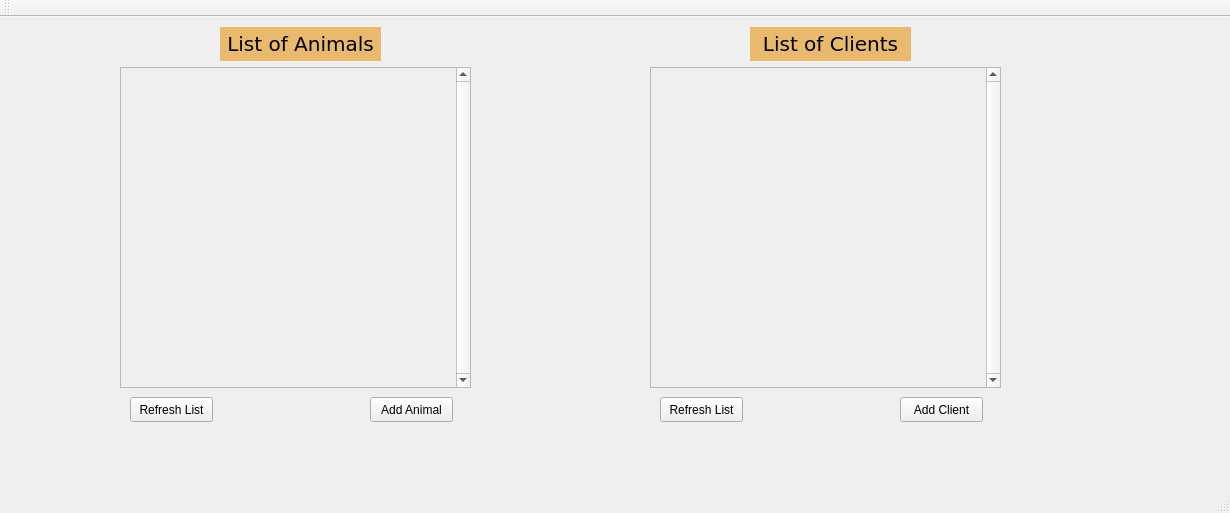
First picture: the form in mainwindow.ui, repository DevonHope/Animal-Shelter-Registry-System, before the edit.
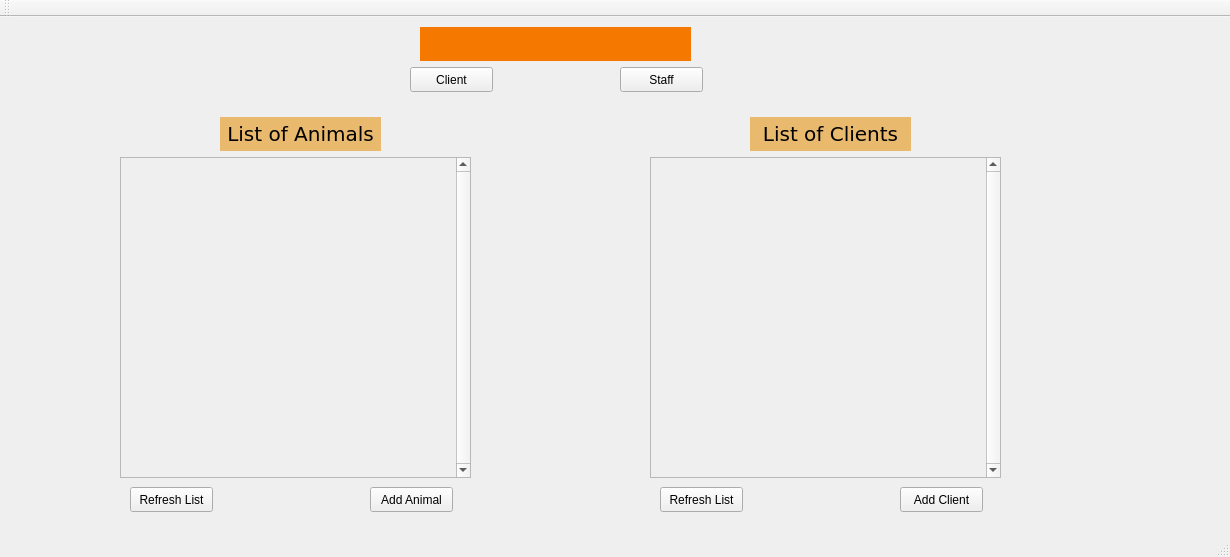
Second picture: the form after the edit.

Commit message: Implemented login feature for being a client or a staff member

What changed in the file:
```diff
--- a/mainwindow.ui
+++ b/mainwindow.ui
@@ -10,7 +10,7 @@
     <x>0</x>
     <y>0</y>
     <width>1230</width>
-    <height>513</height>
+    <height>557</height>
    </rect>
   </property>
   <property name="windowTitle">
@@ -21,7 +21,7 @@
     <property name="geometry">
      <rect>
       <x>120</x>
-      <y>50</y>
+      <y>140</y>
       <width>351</width>
       <height>321</height>
      </rect>
@@ -74,7 +74,7 @@
     <property name="geometry">
      <rect>
       <x>220</x>
-      <y>10</y>
+      <y>100</y>
       <width>161</width>
       <height>34</height>
      </rect>
@@ -104,7 +104,7 @@
     <property name="geometry">
      <rect>
       <x>370</x>
-      <y>380</y>
+      <y>470</y>
       <width>83</width>
       <height>25</height>
      </rect>
@@ -117,7 +117,7 @@
     <property name="geometry">
      <rect>
       <x>130</x>
-      <y>380</y>
+      <y>470</y>
       <width>83</width>
       <height>25</height>
      </rect>
@@ -130,7 +130,7 @@
     <property name="geometry">
      <rect>
       <x>650</x>
-      <y>50</y>
+      <y>140</y>
       <width>351</width>
       <height>321</height>
      </rect>
@@ -183,7 +183,7 @@
     <property name="geometry">
      <rect>
       <x>900</x>
-      <y>380</y>
+      <y>470</y>
       <width>83</width>
       <height>25</height>
      </rect>
@@ -196,7 +196,7 @@
     <property name="geometry">
      <rect>
       <x>660</x>
-      <y>380</y>
+      <y>470</y>
       <width>83</width>
       <height>25</height>
      </rect>
@@ -209,7 +209,7 @@
     <property name="geometry">
      <rect>
       <x>750</x>
-      <y>10</y>
+      <y>100</y>
       <width>161</width>
       <height>34</height>
      </rect>
@@ -235,6 +235,62 @@
      <set>Qt::AlignCenter</set>
     </property>
    </widget>
+   <widget class="QLabel" name="label_3">
+    <property name="geometry">
+     <rect>
+      <x>420</x>
+      <y>10</y>
+      <width>271</width>
+      <height>34</height>
+     </rect>
+    </property>
+    <property name="font">
+     <font>
+      <family>DejaVu Sans</family>
+      <pointsize>15</pointsize>
+      <weight>50</weight>
+      <italic>false</italic>
+      <bold>false</bold>
+     </font>
+    </property>
+    <property name="styleSheet">
+     <string notr="true">background-color: rgb(245, 121, 0);
+font: 15pt &quot;DejaVu Sans&quot;;
+</string>
+    </property>
+    <property name="text">
+     <string/>
+    </property>
+    <property name="alignment">
+     <set>Qt::AlignCenter</set>
+    </property>
+   </widget>
+   <widget class="QPushButton" name="clientButton">
+    <property name="geometry">
+     <rect>
+      <x>410</x>
+      <y>50</y>
+      <width>83</width>
+      <height>25</height>
+     </rect>
+    </property>
+    <property name="text">
+     <string>Client</string>
+    </property>
+   </widget>
+   <widget class="QPushButton" name="staffButton">
+    <property name="geometry">
+     <rect>
+      <x>620</x>
+      <y>50</y>
+      <width>83</width>
+      <height>25</height>
+     </rect>
+    </property>
+    <property name="text">
+     <string>Staff</string>
+    </property>
+   </widget>
   </widget>
   <widget class="QMenuBar" name="menuBar">
    <property name="geometry">
```
The commit also changes 3 other files.
